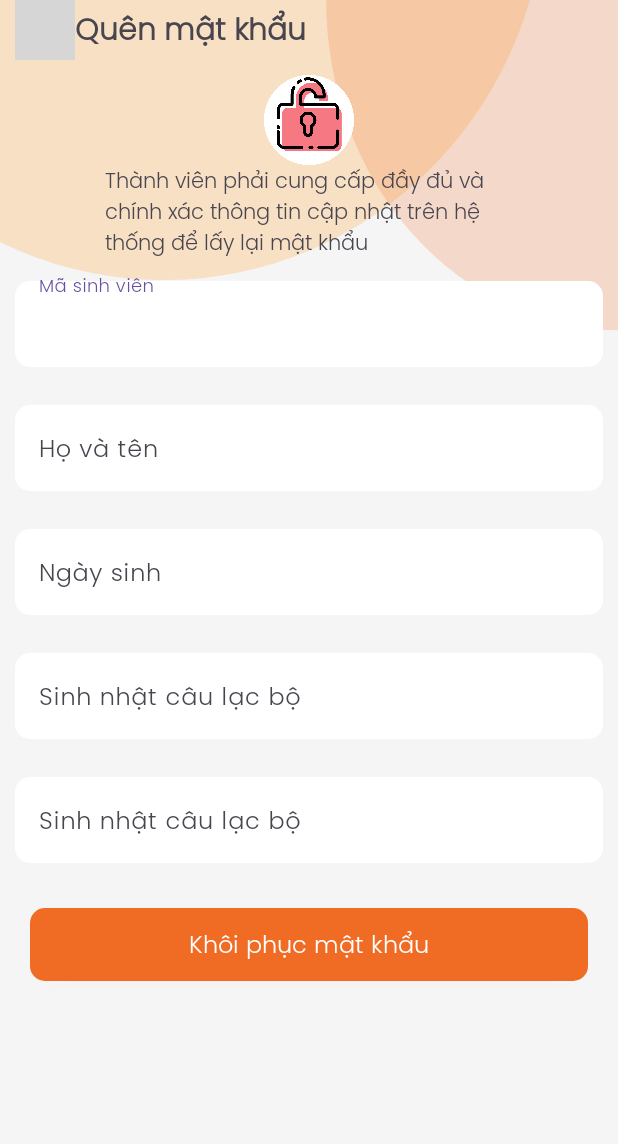
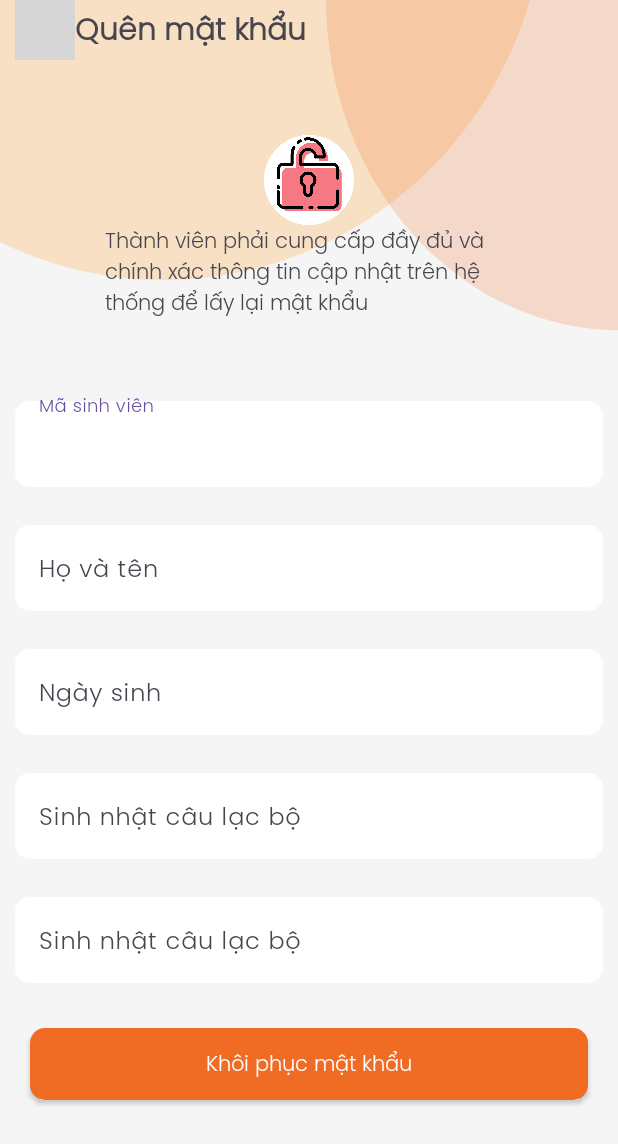
Before and after one commit to Dinh-Linh/FrontEnd_HikariCP_HIT_PRODUCT_2024, an Android app: the screen it shows after launch (MainActivity), on a phone screen of 412 x 824 dp. Shown: the top 1144 px of the screen. Run offline under Robolectric (Android 15) with nearby library versions, the phone set to English and light mode, and no system bars; grey boxes are pictures that could not be loaded.

Commit message:
update UI, fix scale

```diff
--- a/app/src/main/res/layout/activity_main.xml
+++ b/app/src/main/res/layout/activity_main.xml
@@ -35,7 +35,8 @@
         android:layout_width="match_parent"
         android:layout_height="wrap_content"
         android:orientation="vertical"
-        android:layout_marginTop="10dp">
+        android:layout_marginTop="50dp"
+        android:layout_marginBottom="40dp">
 
         <ImageView
             android:layout_width="60dp"
@@ -56,7 +57,6 @@
     <LinearLayout
         android:layout_width="match_parent"
         android:layout_height="wrap_content"
-        android:layout_weight="3"
         android:orientation="vertical">
 
         <com.google.android.material.textfield.TextInputLayout
@@ -167,7 +167,6 @@
             android:layout_height="wrap_content"
             android:text="Khôi phục mật khẩu"
             android:textAllCaps="false"
-            android:textSize="16sp"
             android:layout_margin="20dp"
             android:textColor="@color/white"
             android:paddingTop="12dp"
```
